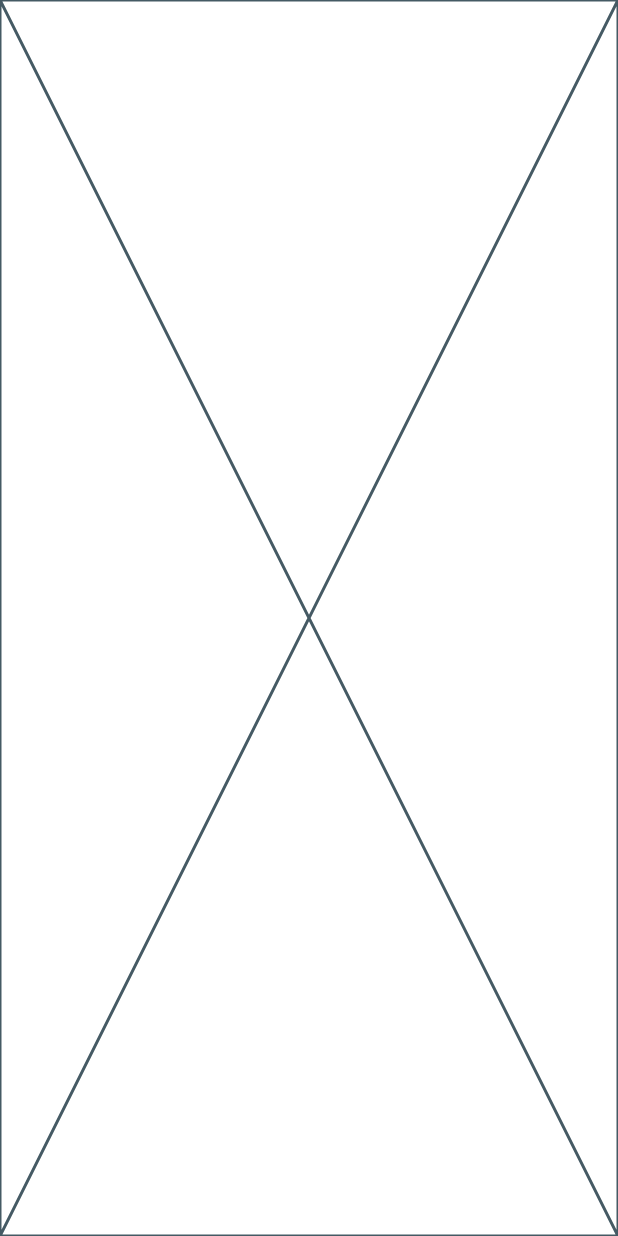
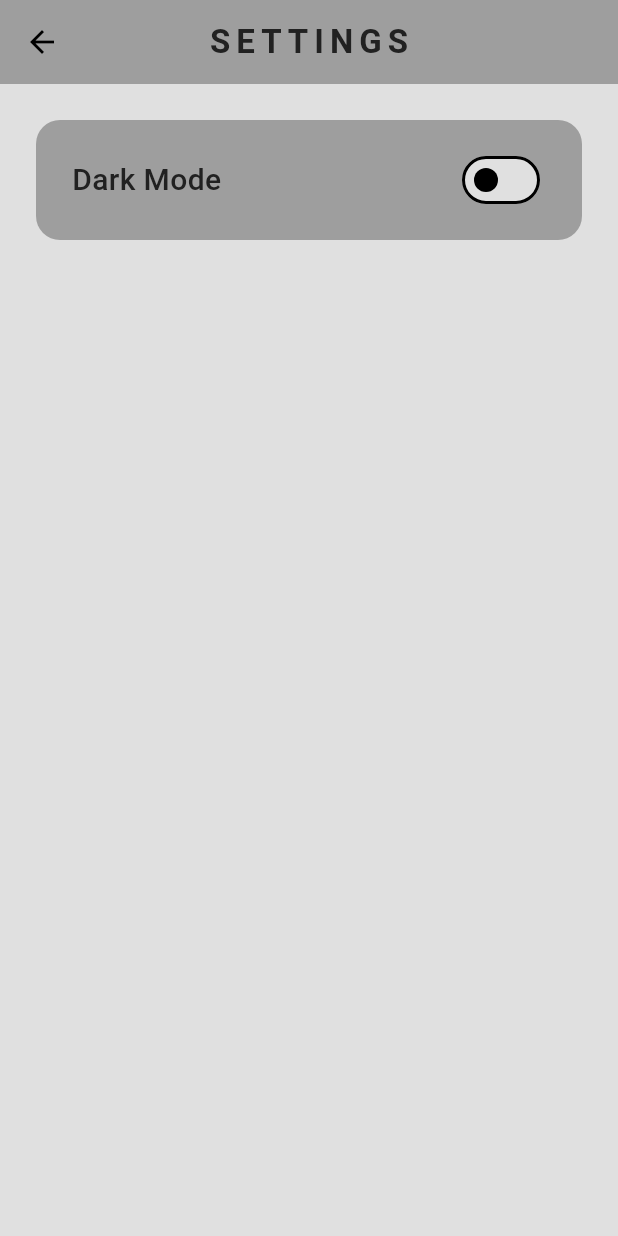
Before and after one commit to MrMDrX/iFood, a Flutter app: the HomeScreen screen opened directly, in the side drawer, after a tap on "SETTINGS", on a phone screen of 412 x 824 dp. Run offline on Flutter 3.47's test engine with Material 3 defaults, Android fonts, the phone set to English and light mode, and no system bars.

```diff
--- /dev/null
+++ b/lib/screens/settings_screen.dart
@@ -0,0 +1,59 @@
+import 'package:flutter/material.dart';
+import 'package:ifood/theme/theme_provider.dart';
+import 'package:provider/provider.dart';
+
+class SettingsScreen extends StatelessWidget {
+  const SettingsScreen({super.key});
+
+  @override
+  Widget build(BuildContext context) {
+    return Scaffold(
+      appBar: AppBar(
+        backgroundColor: Theme.of(context).colorScheme.primary,
+        title: Text(
+          "SETTINGS",
+          style: TextStyle(
+              color: Theme.of(context).colorScheme.inversePrimary,
+              fontWeight: FontWeight.w600,
+              letterSpacing: 4),
+        ),
+        centerTitle: true,
+      ),
+      backgroundColor: Theme.of(context).colorScheme.surface,
+      body: Column(
+        crossAxisAlignment: CrossAxisAlignment.center,
+        children: [
+          Container(
+            padding: const EdgeInsets.symmetric(vertical: 16, horizontal: 24),
+            margin: const EdgeInsets.symmetric(vertical: 24, horizontal: 24),
+            decoration: BoxDecoration(
+              color: Theme.of(context).colorScheme.primary,
+              borderRadius: BorderRadius.circular(16),
+            ),
+            child: Row(
+              mainAxisAlignment: MainAxisAlignment.spaceBetween,
+              crossAxisAlignment: CrossAxisAlignment.center,
+              children: [
+                Text(
+                  "Dark Mode",
+                  style: TextStyle(
+                      fontSize: 20,
+                      color: Theme.of(context).colorScheme.inversePrimary,
+                      fontWeight: FontWeight.w500),
+                ),
+                Switch(
+                  value: Provider.of<ThemeProvider>(context).isDarkMode,
+                  activeColor: Theme.of(context).colorScheme.inversePrimary,
+                  onChanged: (value) {
+                    Provider.of<ThemeProvider>(context, listen: false)
+                        .toggleTheme();
+                  },
+                )
+              ],
+            ),
+          ),
+        ],
+      ),
+    );
+  }
+}
--- a/lib/widgets/drawer.dart
+++ b/lib/widgets/drawer.dart
@@ -1,4 +1,6 @@
 import 'package:flutter/material.dart';
+import 'package:ifood/screens/about_screen.dart';
+import 'package:ifood/screens/settings_screen.dart';
 import 'package:ifood/widgets/drawer_tile.dart';
 
 class AppDrawer extends StatelessWidget {
@@ -32,7 +34,7 @@ class AppDrawer extends StatelessWidget {
               Navigator.push(
                 context,
                 MaterialPageRoute(
-                  builder: (context) => const Placeholder(),
+                  builder: (context) => const SettingsScreen(),
                 ),
               );
             },
@@ -45,7 +47,7 @@ class AppDrawer extends StatelessWidget {
               Navigator.push(
                 context,
                 MaterialPageRoute(
-                  builder: (context) => const Placeholder(),
+                  builder: (context) => const AboutScreen(),
                 ),
               );
             },
```
Also changed, not shown: lib/screens/about_screen.dart (added, +42 -0 lines).
